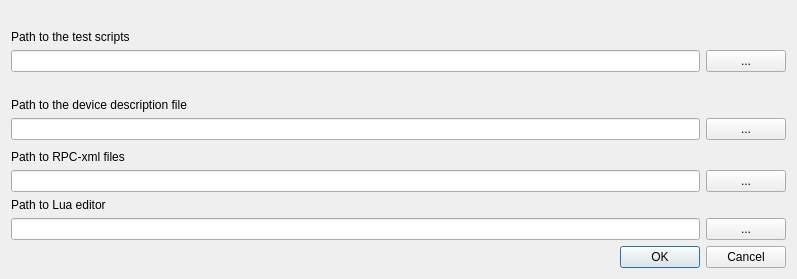
Before: the Qt Designer form src/pathsettingswindow.ui in Crystal-Photonics/crystalTestFrameworkApp, drawn with Qt 5.
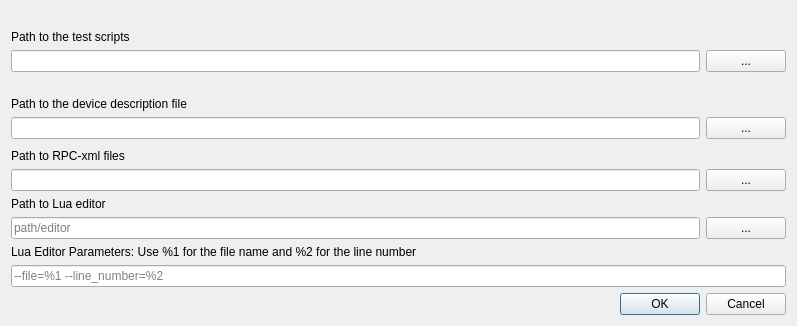
After: the same form once the commit is applied.

Commit message: Running scripts sort or works. Added option for editor parameters.

```diff
--- a/src/pathsettingswindow.ui
+++ b/src/pathsettingswindow.ui
@@ -7,7 +7,7 @@
     <x>0</x>
     <y>0</y>
     <width>797</width>
-    <height>279</height>
+    <height>326</height>
    </rect>
   </property>
   <property name="windowTitle">
@@ -169,6 +169,9 @@
          <property name="text">
           <string/>
          </property>
+         <property name="placeholderText">
+          <string>path/editor</string>
+         </property>
         </widget>
        </item>
        <item>
@@ -183,7 +186,28 @@
     </layout>
    </item>
    <item>
-    <spacer name="verticalSpacer_5">
+    <layout class="QVBoxLayout" name="verticalLayout_6">
+     <item>
+      <widget class="QLabel" name="label_6">
+       <property name="text">
+        <string>Lua Editor Parameters: Use %1 for the file name and %2 for the line number</string>
+       </property>
+      </widget>
+     </item>
+     <item>
+      <widget class="QLineEdit" name="lua_editor_parameters_text">
+       <property name="text">
+        <string/>
+       </property>
+       <property name="placeholderText">
+        <string>--file=%1 --line_number=%2</string>
+       </property>
+      </widget>
+     </item>
+    </layout>
+   </item>
+   <item>
+    <spacer name="verticalSpacer_6">
      <property name="orientation">
       <enum>Qt::Vertical</enum>
      </property>
```
The commit also changes 10 other files.
